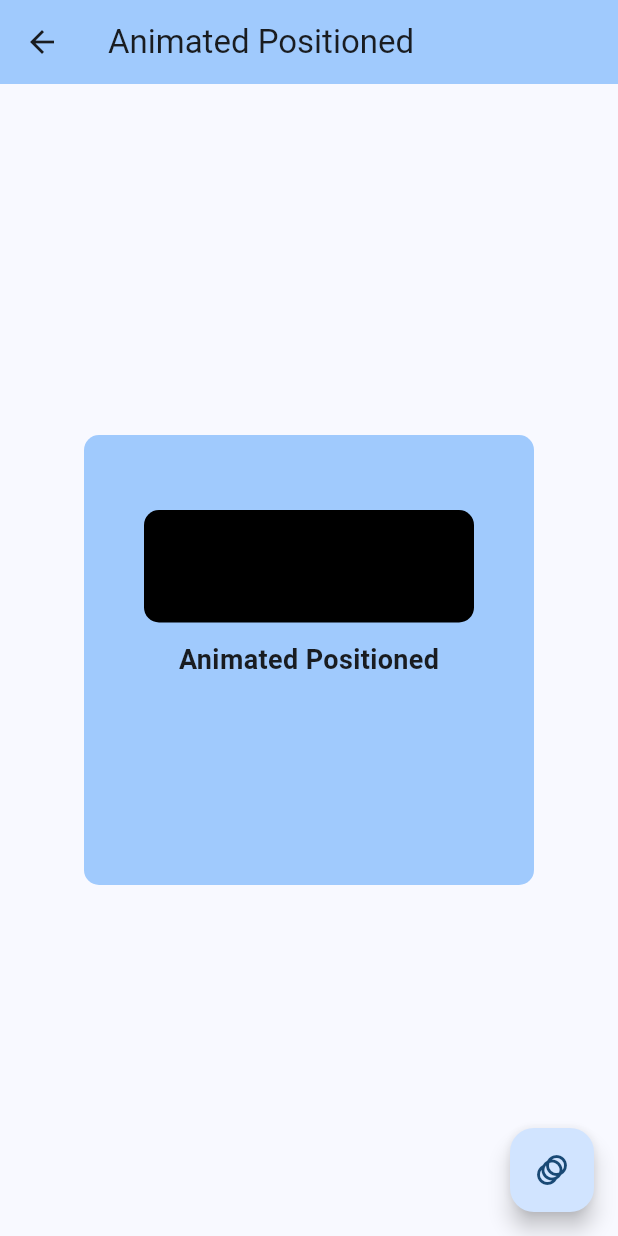
After one commit to wahyukaprawi/learn_flutter_animated, a Flutter app: the screen it shows after launch, after a tap on "Animated Positioned", on a phone screen of 412 x 824 dp. The commit adds this screen. Run offline on Flutter 3.47's test engine with Material 3 defaults, Android fonts, the phone set to English and light mode, and no system bars; our stand-ins replace get.

Commit message:
add code animated positioned

```diff
--- /dev/null
+++ b/lib/pages/animated_positioned.dart
@@ -0,0 +1,70 @@
+import 'package:flutter/material.dart';
+
+class AnimatedPositionedPage extends StatefulWidget {
+  const AnimatedPositionedPage({super.key});
+
+  @override
+  State<AnimatedPositionedPage> createState() => _AnimatedPositionedPageState();
+}
+
+class _AnimatedPositionedPageState extends State<AnimatedPositionedPage> {
+  bool isClick = false;
+  @override
+  Widget build(BuildContext context) {
+    return Scaffold(
+      appBar: AppBar(
+        title: const Text('Animated Positioned'),
+        backgroundColor: Theme.of(context).colorScheme.inversePrimary,
+      ),
+      body: Center(
+        child: SizedBox(
+          width: 300,
+          height: 300,
+          child: Stack(
+            children: [
+              Container(
+                width: 300,
+                height: 300,
+                alignment: Alignment.center,
+                decoration: BoxDecoration(
+                  color: Theme.of(context).colorScheme.inversePrimary,
+                  borderRadius: BorderRadius.circular(10),
+                ),
+                child: const Text(
+                  'Animated Positioned',
+                  style: TextStyle(
+                    fontSize: 18,
+                    fontWeight: FontWeight.bold,
+                  ),
+                ),
+              ),
+              AnimatedPositioned(
+                duration: const Duration(
+                  seconds: 2,
+                ),
+                top: isClick ? 115 : 50,
+                left: 40,
+                curve: Curves.fastOutSlowIn,
+                child: Container(
+                  width: 220,
+                  height: 75,
+                  decoration: BoxDecoration(
+                      color: Colors.black,
+                      borderRadius: BorderRadius.circular(10)),
+                ),
+              )
+            ],
+          ),
+        ),
+      ),
+      floatingActionButton: FloatingActionButton(
+        onPressed: () {
+          setState(() {
+            isClick = !isClick;
+          });
+        },
+        child: const Icon(Icons.animation),
+      ),
+    );
+  }
+}
--- a/lib/pages/homepage.dart
+++ b/lib/pages/homepage.dart
@@ -1,9 +1,11 @@
 import 'package:flutter/material.dart';
 import 'package:get/get.dart';
-import 'package:learn_flutter_animated/pages/animated_align.dart';
-import 'package:learn_flutter_animated/pages/animated_container.dart';
-import 'package:learn_flutter_animated/pages/animated_crossfade.dart';
-import 'package:learn_flutter_animated/pages/animated_opacity.dart';
+import '/pages/animated_align.dart';
+import '/pages/animated_container.dart';
+import '/pages/animated_crossfade.dart';
+import '/pages/animated_opacity.dart';
+
+import 'animated_positioned.dart';
 
 class HomePage extends StatelessWidget {
   const HomePage({super.key});
@@ -52,6 +54,15 @@ class HomePage extends StatelessWidget {
               ),
               child: const Text('Animated Opacity'),
             ),
+            const SizedBox(
+              height: 20,
+            ),
+            ElevatedButton(
+              onPressed: () => Get.to(
+                () => const AnimatedPositionedPage(),
+              ),
+              child: const Text('Animated Positioned'),
+            ),
           ],
         ),
       ),
```
